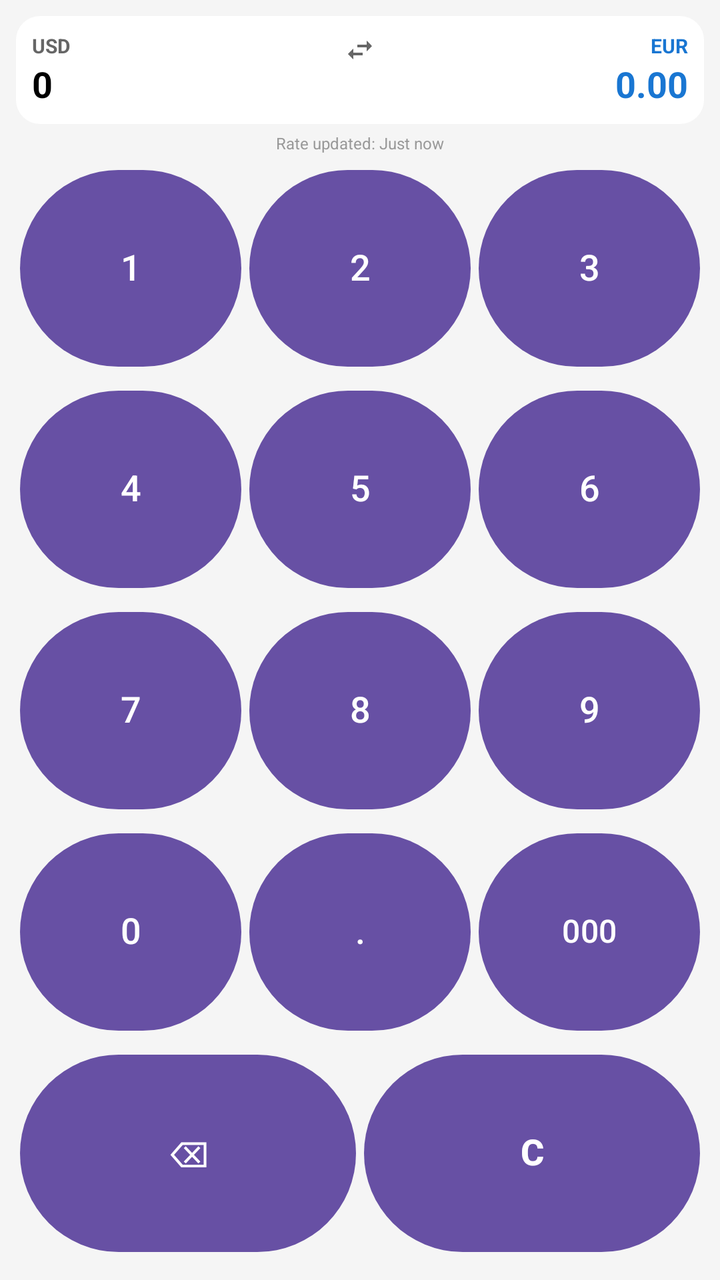
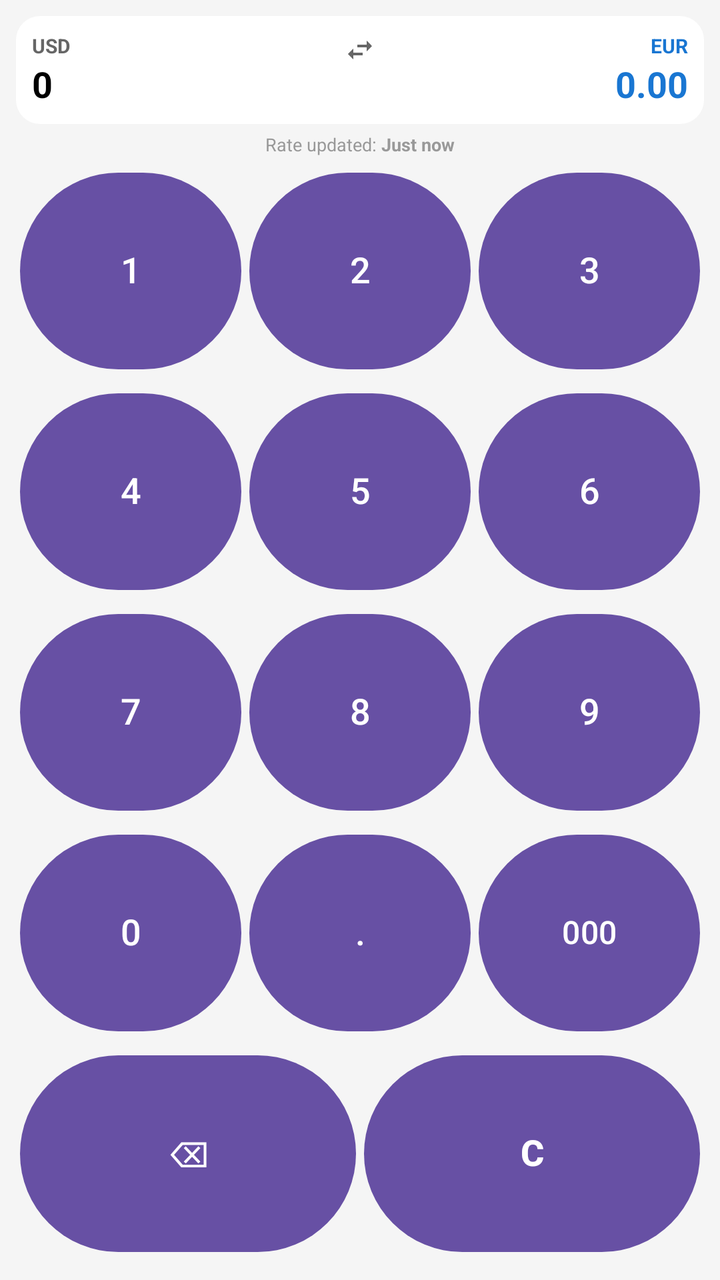

Compare the two renders of this Android layout. The source of the first and the diff that turns it into the second are given below.
<!-- AndroidManifest.xml: application theme Theme.CurrencyConverterWidget -->
<!-- res/layout/widget_layout.xml -->
<?xml version="1.0" encoding="utf-8"?>
<LinearLayout xmlns:android="http://schemas.android.com/apk/res/android"
    android:id="@+id/widgetRoot"
    android:layout_width="match_parent"
    android:layout_height="match_parent"
    android:background="#F5F5F5"
    android:orientation="vertical"
    android:padding="8dp">

    
    <LinearLayout
        android:id="@+id/displayContainer"
        android:layout_width="match_parent"
        android:layout_height="wrap_content"
        android:orientation="horizontal"
        android:background="@drawable/display_background"
        android:padding="8dp"
        android:layout_marginBottom="4dp">

        
        <LinearLayout
            android:layout_width="0dp"
            android:layout_height="wrap_content"
            android:layout_weight="1"
            android:orientation="vertical">

            <TextView
                android:id="@+id/sourceCurrencyLabel"
                android:layout_width="wrap_content"
                android:layout_height="wrap_content"
                android:text="USD"
                android:textSize="10sp"
                android:textStyle="bold"
                android:textColor="#666666" />

            <TextView
                android:id="@+id/inputDisplay"
                android:layout_width="match_parent"
                android:layout_height="wrap_content"
                android:text="0"
                android:textSize="18sp"
                android:textStyle="bold"
                android:textColor="#000000" />
        </LinearLayout>

        
        <ImageButton
            android:id="@+id/btnSwap"
            android:layout_width="18dp"
            android:layout_height="18dp"
            android:layout_gravity="top"
            android:layout_marginHorizontal="2dp"
            android:layout_marginTop="0dp"
            android:src="@drawable/ic_swap"
            android:background="?android:attr/selectableItemBackgroundBorderless"
            android:scaleType="fitCenter"
            android:padding="1dp"
            android:contentDescription="Swap currencies" />

        
        <LinearLayout
            android:layout_width="0dp"
            android:layout_height="wrap_content"
            android:layout_weight="1"
            android:orientation="vertical">

            <TextView
                android:id="@+id/targetCurrencyLabel"
                android:layout_width="match_parent"
                android:layout_height="wrap_content"
                android:text="EUR"
                android:textSize="10sp"
                android:textStyle="bold"
                android:textColor="#1976D2"
                android:gravity="end" />

            <TextView
                android:id="@+id/outputDisplay"
                android:layout_width="match_parent"
                android:layout_height="wrap_content"
                android:text="0.00"
                android:textSize="18sp"
                android:textColor="#1976D2"
                android:textStyle="bold"
                android:gravity="end" />
        </LinearLayout>
    </LinearLayout>

    
    <TextView
        android:id="@+id/lastUpdatedText"
        android:layout_width="match_parent"
        android:layout_height="wrap_content"
        android:text="Rate updated: Just now"
        android:textSize="8sp"
        android:textColor="#999999"
        android:gravity="center"
        android:paddingBottom="2dp" />

    
    <LinearLayout
        android:layout_width="match_parent"
        android:layout_height="0dp"
        android:layout_weight="1">

        <Button
            android:id="@+id/btn1"
            style="@style/WidgetButtonStyle"
            android:layout_width="0dp"
            android:layout_height="match_parent"
            android:layout_weight="1"
            android:layout_margin="2dp"
            android:text="1"
            android:textSize="18sp" />

        <Button
            android:id="@+id/btn2"
            style="@style/WidgetButtonStyle"
            android:layout_width="0dp"
            android:layout_height="match_parent"
            android:layout_weight="1"
            android:layout_margin="2dp"
            android:text="2"
            android:textSize="18sp" />

        <Button
            android:id="@+id/btn3"
            style="@style/WidgetButtonStyle"
            android:layout_width="0dp"
            android:layout_height="match_parent"
            android:layout_weight="1"
            android:layout_margin="2dp"
            android:text="3"
            android:textSize="18sp" />
    </LinearLayout>

    
    <LinearLayout
        android:layout_width="match_parent"
        android:layout_height="0dp"
        android:layout_weight="1">

        <Button
            android:id="@+id/btn4"
            style="@style/WidgetButtonStyle"
            android:layout_width="0dp"
            android:layout_height="match_parent"
            android:layout_weight="1"
            android:layout_margin="2dp"
            android:text="4"
            android:textSize="18sp" />

        <Button
            android:id="@+id/btn5"
            style="@style/WidgetButtonStyle"
            android:layout_width="0dp"
            android:layout_height="match_parent"
            android:layout_weight="1"
            android:layout_margin="2dp"
            android:text="5"
            android:textSize="18sp" />

        <Button
            android:id="@+id/btn6"
            style="@style/WidgetButtonStyle"
            android:layout_width="0dp"
            android:layout_height="match_parent"
            android:layout_weight="1"
            android:layout_margin="2dp"
            android:text="6"
            android:textSize="18sp" />
    </LinearLayout>

    
    <LinearLayout
        android:layout_width="match_parent"
        android:layout_height="0dp"
        android:layout_weight="1">

        <Button
            android:id="@+id/btn7"
            style="@style/WidgetButtonStyle"
            android:layout_width="0dp"
            android:layout_height="match_parent"
            android:layout_weight="1"
            android:layout_margin="2dp"
            android:text="7"
            android:textSize="18sp" />

        <Button
            android:id="@+id/btn8"
            style="@style/WidgetButtonStyle"
            android:layout_width="0dp"
            android:layout_height="match_parent"
            android:layout_weight="1"
            android:layout_margin="2dp"
            android:text="8"
            android:textSize="18sp" />

        <Button
            android:id="@+id/btn9"
            style="@style/WidgetButtonStyle"
            android:layout_width="0dp"
            android:layout_height="match_parent"
            android:layout_weight="1"
            android:layout_margin="2dp"
            android:text="9"
            android:textSize="18sp" />
    </LinearLayout>

    
    <LinearLayout
        android:layout_width="match_parent"
        android:layout_height="0dp"
        android:layout_weight="1">

        <Button
            android:id="@+id/btn0"
            style="@style/WidgetButtonStyle"
            android:layout_width="0dp"
            android:layout_height="match_parent"
            android:layout_weight="1"
            android:layout_margin="2dp"
            android:text="0"
            android:textSize="18sp" />

        <Button
            android:id="@+id/btnDot"
            style="@style/WidgetButtonStyle"
            android:layout_width="0dp"
            android:layout_height="match_parent"
            android:layout_weight="1"
            android:layout_margin="2dp"
            android:text="."
            android:textSize="18sp" />

        <Button
            android:id="@+id/btn000"
            style="@style/WidgetButtonStyle"
            android:layout_width="0dp"
            android:layout_height="match_parent"
            android:layout_weight="1"
            android:layout_margin="2dp"
            android:text="000"
            android:textSize="16sp" />
    </LinearLayout>

    
    <LinearLayout
        android:layout_width="match_parent"
        android:layout_height="0dp"
        android:layout_weight="1">

        <Button
            android:id="@+id/btnBackspace"
            style="@style/WidgetButtonStyle"
            android:layout_width="0dp"
            android:layout_height="match_parent"
            android:layout_weight="1"
            android:layout_margin="2dp"
            android:text="⌫"
            android:textSize="18sp"
            android:gravity="center"
            android:paddingTop="0dp"
            android:paddingBottom="0dp" />

        <Button
            android:id="@+id/btnClear"
            style="@style/WidgetButtonStyle"
            android:layout_width="0dp"
            android:layout_height="match_parent"
            android:layout_weight="1"
            android:layout_margin="2dp"
            android:text="C"
            android:textSize="18sp"
            android:textStyle="bold" />
    </LinearLayout>

</LinearLayout>
<!-- resources referenced by this layout -->
<resources>
  <!-- drawable display_background (drawable) -->
  <?xml version="1.0" encoding="utf-8"?>
  <shape xmlns:android="http://schemas.android.com/apk/res/android"
      android:shape="rectangle">
      <solid android:color="#FFFFFF" />
      <corners android:radius="12dp" />
  </shape>
  <!-- drawable ic_swap (drawable) -->
  <?xml version="1.0" encoding="utf-8"?>
  <vector xmlns:android="http://schemas.android.com/apk/res/android"
      android:width="24dp"
      android:height="24dp"
      android:viewportWidth="24"
      android:viewportHeight="24">
      
      <path
          android:fillColor="#666666"
          android:pathData="M6.99,11L3,15l3.99,4v-3H14v-2H6.99v-3zM21,9l-3.99,-4v3H10v2h7.01v3L21,9z"/>
  </vector>
  <style name="WidgetButtonStyle">
          <item name="android:gravity">center</item>
          <item name="android:textAlignment">center</item>
          <item name="android:padding">0dp</item>
          <item name="android:includeFontPadding">false</item>
          <item name="android:minHeight">0dp</item>
          <item name="android:minWidth">0dp</item>
      </style>
  <style name="Theme.CurrencyConverterWidget" parent="Base.Theme.CurrencyConverterWidget" />
  <style name="Base.Theme.CurrencyConverterWidget" parent="Theme.Material3.DayNight.NoActionBar">
          
          
      </style>
</resources>

<!-- the commit's change to res/layout/widget_layout.xml (unified diff, before → after) -->
@@ -87,15 +87,39 @@
     </LinearLayout>
 
     
-    <TextView
-        android:id="@+id/lastUpdatedText"
+    <LinearLayout
         android:layout_width="match_parent"
         android:layout_height="wrap_content"
-        android:text="Rate updated: Just now"
-        android:textSize="8sp"
-        android:textColor="#999999"
+        android:orientation="horizontal"
         android:gravity="center"
-        android:paddingBottom="2dp" />
+        android:paddingBottom="2dp">
+
+        <TextView
+            android:id="@+id/lastUpdatedLabel"
+            android:layout_width="wrap_content"
+            android:layout_height="wrap_content"
+            android:text="Rate updated: "
+            android:textSize="9sp"
+            android:textColor="#999999"
+            android:shadowColor="#80FFFFFF"
+            android:shadowDx="0"
+            android:shadowDy="0"
+            android:shadowRadius="2.5" />
+
+        <TextView
+            android:id="@+id/lastUpdatedText"
+            android:layout_width="wrap_content"
+            android:layout_height="wrap_content"
+            android:text="Just now"
+            android:textSize="9sp"
+            android:textStyle="bold"
+            android:textColor="#999999"
+            android:shadowColor="#80FFFFFF"
+            android:shadowDx="0"
+            android:shadowDy="0"
+            android:shadowRadius="2.5" />
+
+    </LinearLayout>
 
     
     <LinearLayout
